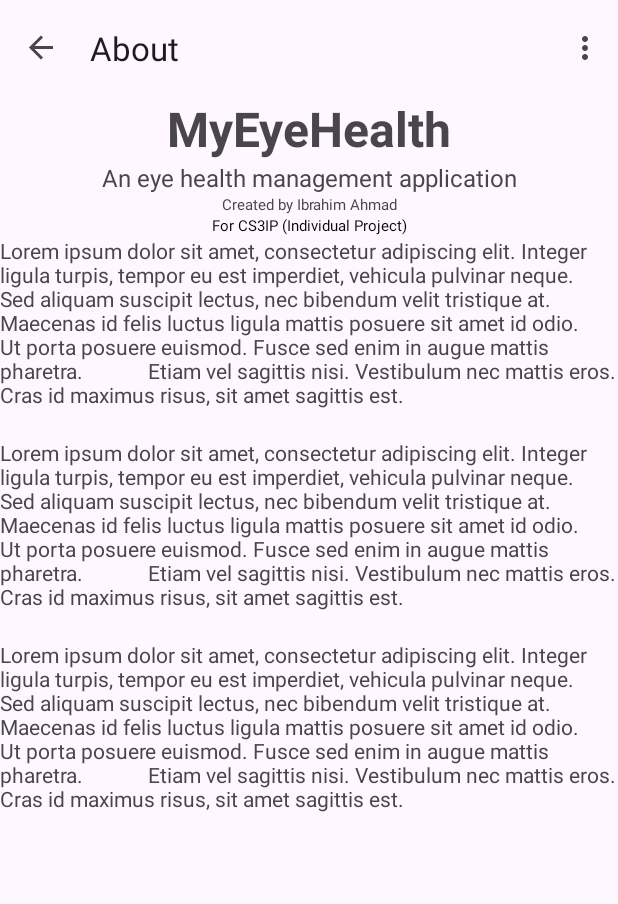
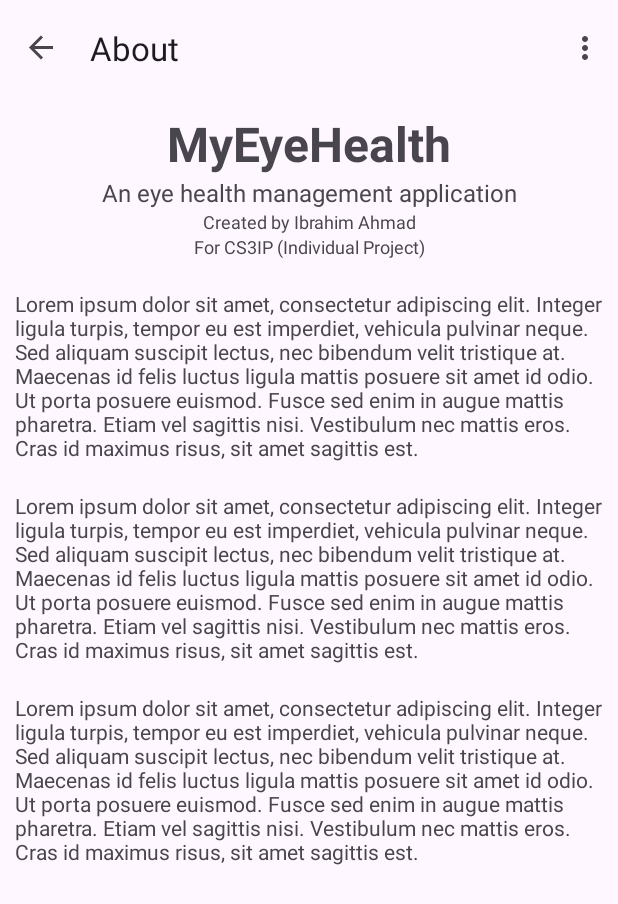
Before and after one commit to 210029073/cs3ip_lh3_myeyehealth, an Android app: the screen it shows after launch (MainActivity), in the options menu, after a tap on "About", on a phone screen of 412 x 824 dp. Shown: the top 904 px of the screen. Run offline under Robolectric (Android 15) with nearby library versions, the phone set to English and light mode, and no system bars; our stand-ins replace navigation-ui.

Commit message:
Updated about fragment and added onDestroy() to Home and Vision tools fragments

```diff
--- a/app/src/main/java/uk/ac/aston/ip/myeyehealth/MainActivity.java
+++ b/app/src/main/java/uk/ac/aston/ip/myeyehealth/MainActivity.java
@@ -85,9 +85,12 @@ public class MainActivity extends AppCompatActivity {
             if(item.isChecked()) {
                 Log.i("Item checked: ", String.valueOf(item.getItemId()));
                 navController.navigate(item.getItemId());
+                binding.navDrawerLayout.close();
                 return true;
             }
-            return false;
+            else {
+                return false;
+            }
         });
 
         binding.fab.setOnClickListener(new View.OnClickListener() {
--- a/app/src/main/java/uk/ac/aston/ip/myeyehealth/VisionToolsFragment.java
+++ b/app/src/main/java/uk/ac/aston/ip/myeyehealth/VisionToolsFragment.java
@@ -107,4 +107,10 @@ public class VisionToolsFragment extends Fragment {
             return false;
         });
     }
+
+    @Override
+    public void onDestroy() {
+        super.onDestroy();
+//        Toast.makeText(getContext(), "Exitting from vision tools", Toast.LENGTH_SHORT).show();
+    }
 }
--- a/app/src/main/java/uk/ac/aston/ip/myeyehealth/vision_tools/tumblinge/TumblingEAssessFragment.java
+++ b/app/src/main/java/uk/ac/aston/ip/myeyehealth/vision_tools/tumblinge/TumblingEAssessFragment.java
@@ -206,8 +206,10 @@ public class TumblingEAssessFragment extends Fragment {
                     viewModel.onCleared();
                     mViewModel.onCleared();
                     //switch back to test
-                    NavHostFragment.findNavController(TumblingEAssessFragment.this)
-                            .navigate(R.id.action_tumblingEAssessFragment_to_homeFragment);
+//                    NavHostFragment.findNavController(TumblingEAssessFragment.this)
+//                            .navigate(R.id.action_tumblingEAssessFragment_to_homeFragment);
+
+                    Navigation.findNavController(TumblingEAssessFragment.this.getView()).navigate(R.id.homeFragment);
 
                     Toolbar toolbar = getActivity().findViewById(R.id.toolbar);
                     toolbar.setVisibility(View.VISIBLE);
--- a/app/src/main/res/layout/fragment_about.xml
+++ b/app/src/main/res/layout/fragment_about.xml
@@ -10,6 +10,7 @@
     <LinearLayout
         android:layout_width="match_parent"
         android:layout_height="match_parent"
+        android:layout_margin="10dp"
         android:orientation="vertical">
 
         <TextView
@@ -31,24 +32,23 @@
             android:layout_width="match_parent"
             android:layout_height="wrap_content"
             android:text="Created by Ibrahim Ahmad"
-            android:textSize="10dp"
+            android:textSize="12dp"
             android:textAlignment="center"
             />
         <TextView
             android:layout_width="match_parent"
             android:layout_height="wrap_content"
             android:text="For CS3IP (Individual Project)"
-            android:textSize="10dp"
-            android:textColor="@color/black"
+            android:textSize="12dp"
             android:textAlignment="center"
+            android:layout_marginBottom="20dp"
             />
 
         <TextView
             android:layout_width="match_parent"
             android:layout_height="wrap_content"
             android:textAlignment="textStart"
-            android:text="Lorem ipsum dolor sit amet, consectetur adipiscing elit. Integer ligula turpis, tempor eu est imperdiet, vehicula pulvinar neque. Sed aliquam suscipit lectus, nec bibendum velit tristique at. Maecenas id felis luctus ligula mattis posuere sit amet id odio. Ut porta posuere euismod. Fusce sed enim in augue mattis pharetra.
-            Etiam vel sagittis nisi. Vestibulum nec mattis eros. Cras id maximus risus, sit amet sagittis est. "
+            android:text="Lorem ipsum dolor sit amet, consectetur adipiscing elit. Integer ligula turpis, tempor eu est imperdiet, vehicula pulvinar neque. Sed aliquam suscipit lectus, nec bibendum velit tristique at. Maecenas id felis luctus ligula mattis posuere sit amet id odio. Ut porta posuere euismod. Fusce sed enim in augue mattis pharetra. Etiam vel sagittis nisi. Vestibulum nec mattis eros. Cras id maximus risus, sit amet sagittis est. "
             />
 
         <TextView
@@ -59,8 +59,7 @@
             android:layout_width="match_parent"
             android:layout_height="wrap_content"
             android:textAlignment="textStart"
-            android:text="Lorem ipsum dolor sit amet, consectetur adipiscing elit. Integer ligula turpis, tempor eu est imperdiet, vehicula pulvinar neque. Sed aliquam suscipit lectus, nec bibendum velit tristique at. Maecenas id felis luctus ligula mattis posuere sit amet id odio. Ut porta posuere euismod. Fusce sed enim in augue mattis pharetra.
-            Etiam vel sagittis nisi. Vestibulum nec mattis eros. Cras id maximus risus, sit amet sagittis est. "
+            android:text="Lorem ipsum dolor sit amet, consectetur adipiscing elit. Integer ligula turpis, tempor eu est imperdiet, vehicula pulvinar neque. Sed aliquam suscipit lectus, nec bibendum velit tristique at. Maecenas id felis luctus ligula mattis posuere sit amet id odio. Ut porta posuere euismod. Fusce sed enim in augue mattis pharetra. Etiam vel sagittis nisi. Vestibulum nec mattis eros. Cras id maximus risus, sit amet sagittis est. "
             />
 
         <TextView
@@ -71,8 +70,7 @@
             android:layout_width="match_parent"
             android:layout_height="wrap_content"
             android:textAlignment="textStart"
-            android:text="Lorem ipsum dolor sit amet, consectetur adipiscing elit. Integer ligula turpis, tempor eu est imperdiet, vehicula pulvinar neque. Sed aliquam suscipit lectus, nec bibendum velit tristique at. Maecenas id felis luctus ligula mattis posuere sit amet id odio. Ut porta posuere euismod. Fusce sed enim in augue mattis pharetra.
-            Etiam vel sagittis nisi. Vestibulum nec mattis eros. Cras id maximus risus, sit amet sagittis est. "
+            android:text="Lorem ipsum dolor sit amet, consectetur adipiscing elit. Integer ligula turpis, tempor eu est imperdiet, vehicula pulvinar neque. Sed aliquam suscipit lectus, nec bibendum velit tristique at. Maecenas id felis luctus ligula mattis posuere sit amet id odio. Ut porta posuere euismod. Fusce sed enim in augue mattis pharetra. Etiam vel sagittis nisi. Vestibulum nec mattis eros. Cras id maximus risus, sit amet sagittis est. "
             />
     </LinearLayout>
 
--- a/app/src/main/res/values/themes.xml
+++ b/app/src/main/res/values/themes.xml
@@ -5,5 +5,6 @@
         <!-- <item name="colorPrimary">@color/my_light_primary</item> -->
     </style>
 
+
     <style name="Theme.MyEyeHealth" parent="Base.Theme.MyEyeHealth" />
 </resources>
```
Also changed, not shown: app/src/main/java/uk/ac/aston/ip/myeyehealth/HomeFragment.java (+6 -1 lines), app/src/main/res/layout/fragment_home.xml (+5 -4 lines).
